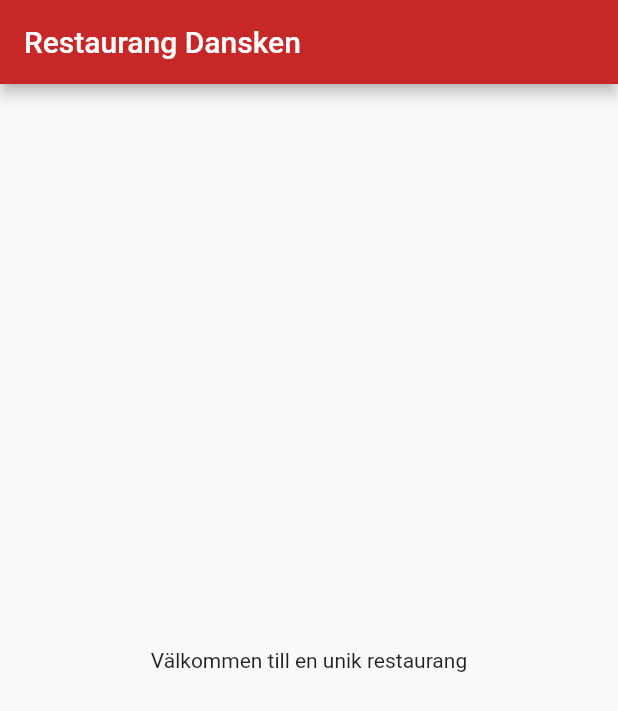
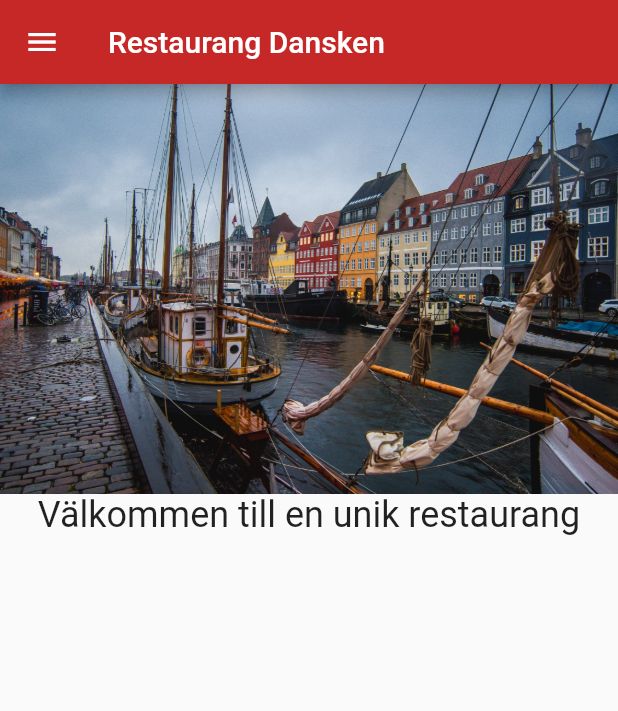
Before and after one commit to amandasamuelsson/flutter_lab, a Flutter app: the screen it shows after launch, on a phone screen of 412 x 824 dp. Shown: the top 711 px of the screen. Run offline on Flutter 3.47's test engine with Material 2 defaults, Android fonts, the phone set to English and light mode, and no system bars.

Commit message:
Added content and drawer menu

```diff
--- a/lib/main.dart
+++ b/lib/main.dart
@@ -3,16 +3,69 @@ import 'package:flutter/material.dart';
 void main() => runApp(MyApp());
 
 class MyApp extends StatelessWidget {
+  final appTitle = 'Restaurang Dansken';
+
   @override
   Widget build(BuildContext context) {
     return MaterialApp(
-      theme: ThemeData(primaryColor: Colors.red[800]),
-      home: Scaffold(
-        appBar: AppBar(
-          title: Text('Restaurang Dansken'),
-        ),
-        body: Center(
-          child: Text('Välkommen till en unik restaurang'),
+      title: appTitle,
+      theme: ThemeData(
+        primaryColor: Colors.red[800],
+      ),
+      home: MyHomePage(title: appTitle),
+    );
+  }
+}
+
+class MyHomePage extends StatelessWidget {
+  final String title;
+
+  MyHomePage({Key key, this.title}) : super(key: key);
+
+  @override
+  Widget build(BuildContext context) {
+    return Scaffold(
+      appBar: AppBar(title: Text(title)),
+      body: Column(children: <Widget>[
+        Image.asset('assets/denmark-01.jpeg'),
+        Text('Välkommen till en unik restaurang',
+            style: TextStyle(fontSize: 24.0)),
+      ]),
+      drawer: Drawer(
+        // Add a ListView to the drawer. This ensures the user can scroll
+        // through the options in the drawer if there isn't enough vertical
+        // space to fit everything.
+        child: ListView(
+          // Important: Remove any padding from the ListView.
+          padding: EdgeInsets.zero,
+          children: <Widget>[
+            DrawerHeader(
+              child: Image(
+                  image: NetworkImage(
+                      'http://danskengbg.se/content/themes/bliss/img/logo.png')),
+              decoration: BoxDecoration(
+                color: Colors.white,
+              ),
+            ),
+            ListTile(
+              title: Text('Våran meny'),
+              onTap: () {
+                // Update the state of the app
+                // ...
+                // Then close the drawer
+                Navigator.pop(context);
+              },
+            ),
+            ListTile(
+              title: Text('Kontakta oss'),
+              onTap: () {
+                // Update the state of the app
+                // ...
+                // Then close the drawer
+                Navigator.pop(context, '/a');
+              },
+            ),
+          ],
         ),
       ),
     );
--- a/pubspec.yaml
+++ b/pubspec.yaml
@@ -45,9 +45,8 @@ flutter:
   uses-material-design: true
 
   # To add assets to your application, add an assets section, like this:
-  # assets:
-  #   - images/a_dot_burr.jpeg
-  #   - images/a_dot_ham.jpeg
+  assets:
+    - assets/denmark-01.jpeg
 
   # An image asset can refer to one or more resolution-specific "variants", see
   # https://flutter.dev/assets-and-images/#resolution-aware.
```
Also changed, not shown: assets/denmark-01.jpeg (added), assets/denmark-02.jpeg (added).
